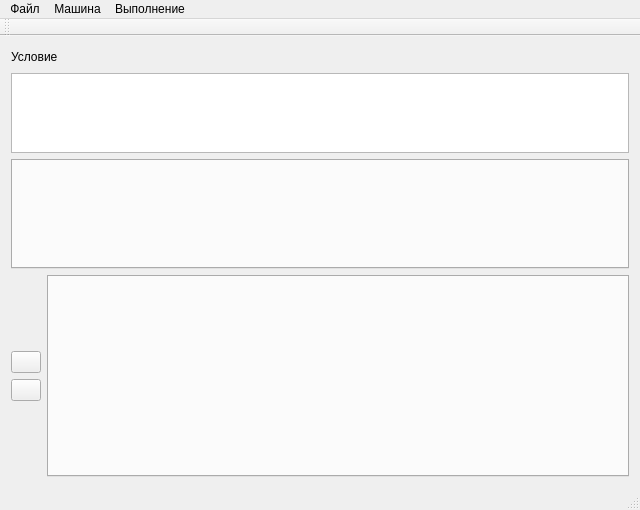
Old version of the form algorithmic_machines/MainWindow.ui in the repository alexeypodusov/algorithmic_machines.
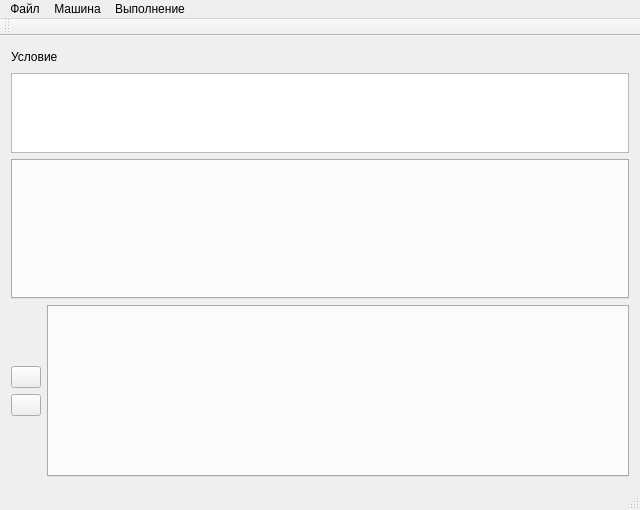
New version of the form.

Commit message: Повышена высота виджета с ячейками для линукса

Patch:
```diff
--- a/algorithmic_machines/MainWindow.ui
+++ b/algorithmic_machines/MainWindow.ui
@@ -57,7 +57,7 @@
           <property name="maximumSize">
            <size>
             <width>16777215</width>
-            <height>110</height>
+            <height>140</height>
            </size>
           </property>
           <property name="currentIndex">
```
